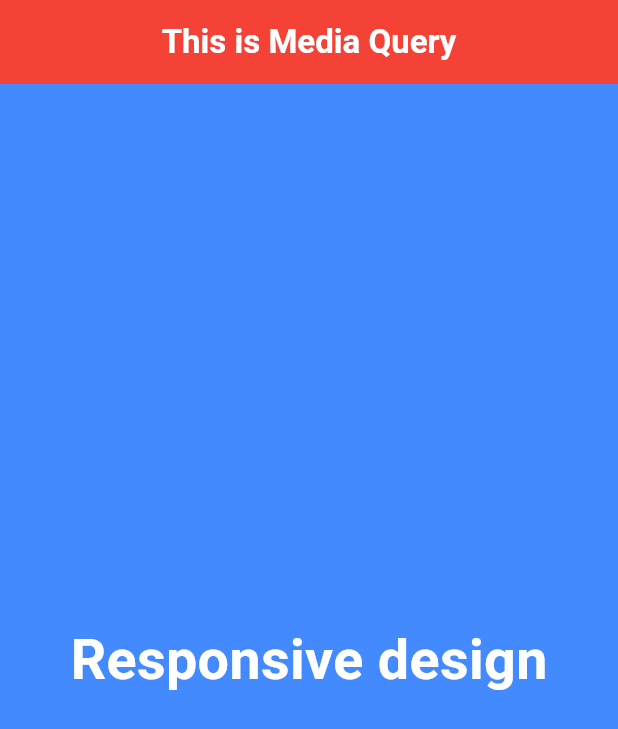
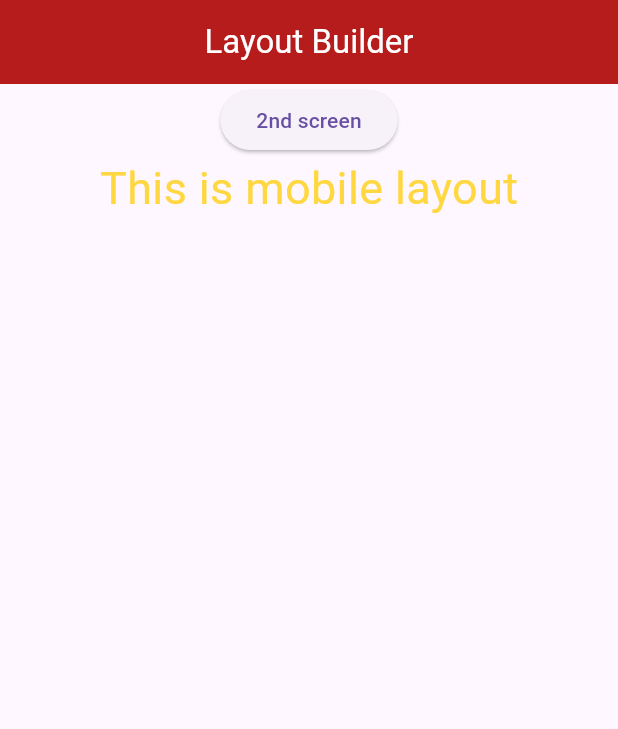
Before and after one commit to Rayhan0-1/flutter_pctc, a Flutter app: the screen it shows after launch, on a phone screen of 412 x 824 dp. Shown: the top 729 px of the screen. Run offline on Flutter 3.47's test engine with Material 3 defaults, Android fonts, the phone set to English and light mode, and no system bars.

Commit message:
Wrap & LayoutBuilder

```diff
--- a/lib/main.dart
+++ b/lib/main.dart
@@ -6,7 +6,7 @@ void main(){
   runApp(
       MaterialApp(
         debugShowCheckedModeBanner: false,
-        home: MediaQueryExample(),
+        home: LayoutBuilderExample(),
       )
   );
 }
--- a/lib/module9_class1.dart
+++ b/lib/module9_class1.dart
@@ -1,37 +1,203 @@
 import 'package:flutter/material.dart';
 
-class MediaQueryExample extends StatelessWidget {
-  const MediaQueryExample({super.key});
+class WrapExample extends StatelessWidget {
+  final List<String> categories = [
+    'Fruits',
+    'Vegetable',
+    'Dairy',
+    'Meat',
+    'Fish',
+    'Bakery',
+    'Snacks'
+        'Drinks',
+    'Frozen'
+  ];
 
   @override
   Widget build(BuildContext context) {
-    double screenWidth = MediaQuery.of(context).size.width;
-    double screenHeight = MediaQuery.of(context).size.height;
     return Scaffold(
       appBar: AppBar(
-        backgroundColor: Colors.red,
-        title: Text(
-          "This is Media Query",
-          style: TextStyle(color: Colors.white, fontWeight: FontWeight.bold),
-        ),
+        title: Text("WrapExample"),
+        backgroundColor: Colors.red.shade900,
         centerTitle: true,
       ),
-      body: Center(
-        child: Container(
-          height: screenHeight,
-          width: screenWidth,
-          decoration: BoxDecoration(color: Colors.blueAccent),
-          child: Center(
-            child: Text(
-              "Responsive design",
-              style: TextStyle(
-                  fontSize: screenWidth * 0.09,
-                  color: Colors.white,
-                  fontWeight: FontWeight.bold),
+      body: Column(
+        children: [
+          Padding(
+            padding: const EdgeInsets.all(8.0),
+            child: Wrap(
+                // children:
+                // Container(
+                //   height: 50,
+                //   width: 50,
+                //   color: Colors.blueAccent,
+                // ),
+                // SizedBox(width: 10,),
+                // Container(
+                //   height: 50,
+                //   width: 50,
+                //   color: Colors.blueAccent,
+                // ),
+                // SizedBox(width: 10,),
+                // Container(
+                //   height: 50,
+                //   width: 50,
+                //   color: Colors.blueAccent,
+                // ),
+                // SizedBox(width: 10,),
+                // Container(
+                //   height: 50,
+                //   width: 50,
+                //   color: Colors.blueAccent,
+                // ),
+                // SizedBox(width: 10,),
+                // Container(
+                //   height: 50,
+                //   width: 50,
+                //   color: Colors.blueAccent,
+                // ),
+                // SizedBox(width: 10,),
+                // Container(
+                //   height: 50,
+                //   width: 50,
+                //   color: Colors.blueAccent,
+                // ),
+                // SizedBox(width: 10,),
+                // Container(
+                //   height: 50,
+                //   width: 50,
+                //   color: Colors.blueAccent,
+                // ),
+                // // SizedBox(width: 10,),
+                // Container(
+                //   height: 50,
+                //   width: 50,
+                //   color: Colors.blueAccent,
+                // ),
+                // SizedBox(width: 10,),
+                // Container(
+                //   height: 50,
+                //   width: 50,
+                //   color: Colors.blueAccent,
+                // ),
+                // SizedBox(width: 10,),
+                // Container(
+                //   height: 50,
+                //   width: 50,
+                //   color: Colors.blueAccent,
+                // ),
+                // SizedBox(width: 10,),
+                // Container(
+                //   height: 50,
+                //   width: 50,
+                //   color: Colors.blueAccent,
+                // ),
+
+                spacing: 10,
+                runSpacing: 20,
+                children: categories.map((category) {
+                  return Chip(
+                    label: Text(category),
+                    backgroundColor: Colors.blueAccent.shade100,
+                  );
+                }).toList()),
+          ),
+          Expanded(
+            child: GridView.count(
+              crossAxisCount: 3,
+              crossAxisSpacing: 10,
+              mainAxisSpacing: 20,
+              children: List.generate(
+                  100,
+                  (index) => Container(
+                        color: Colors.blueAccent,
+                      )),
             ),
-          ),
-        ),
+          )
+        ],
       ),
     );
   }
 }
+
+class LayoutBuilderExample extends StatelessWidget {
+  const LayoutBuilderExample({super.key});
+
+  @override
+  Widget build(BuildContext context) {
+    return Scaffold(
+      appBar: AppBar(
+        title: Text(
+          "Layout Builder",
+          style: TextStyle(color: Colors.white),
+        ),
+        backgroundColor: Colors.red.shade900,
+        centerTitle: true,
+      ),
+      body: LayoutBuilder(
+        builder: (context, con) {
+          if (con.maxWidth > 600) {
+            return Center(
+              child: Row(children: [
+                Container(
+                  height: 50,
+                  width: 50,
+                  color: Colors.red,
+                ),
+                SizedBox(height: 10, width: 10),
+                Container(
+                  height: 50,
+                  width: 50,
+                  color: Colors.red,
+                ),
+                SizedBox(height: 10, width: 10),
+                Container(
+                  height: 50,
+                  width: 50,
+                  color: Colors.red,
+                ),
+              ]),
+            );
+            // );
+          } else {
+            return Center(
+              child: Column(children: [
+                ElevatedButton(
+                    onPressed: () {
+                      Navigator.push(
+                          context,
+                          MaterialPageRoute(
+                              builder: (context) => ScreenDemo(name:'Rayhan',)));
+                    },
+                    child: Text('2nd screen')),
+                Text(
+                  "This is mobile layout",
+                  style: TextStyle(fontSize: 30, color: Colors.amberAccent),
+                ),
+              ]),
+            );
+          }
+        },
+      ),
+    );
+  }
+}
+
+class ScreenDemo extends StatelessWidget {
+  final String name;
+  const ScreenDemo({super.key, required this.name});
+
+  @override
+  Widget build(BuildContext context) {
+    return Scaffold(
+      appBar: AppBar(
+        title: Text("This is Second Screen"),
+        centerTitle: true,
+      ),
+      body: Center(
+        child:
+          Text(name),
+        ),
+    );
+  }
+}
```
